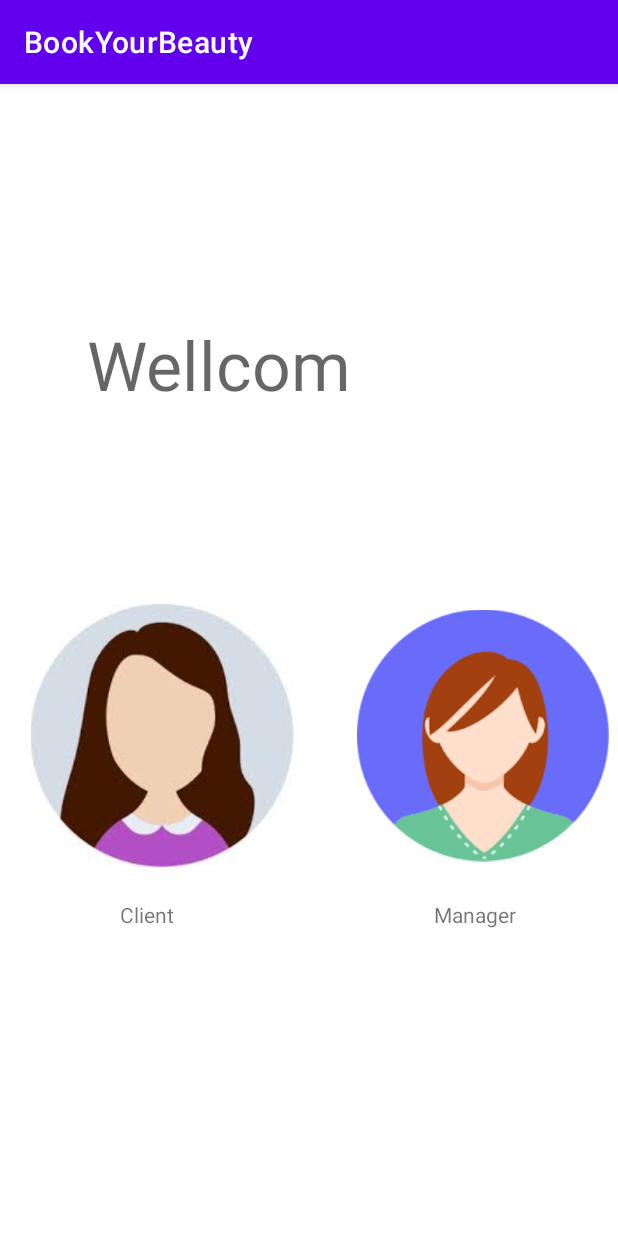
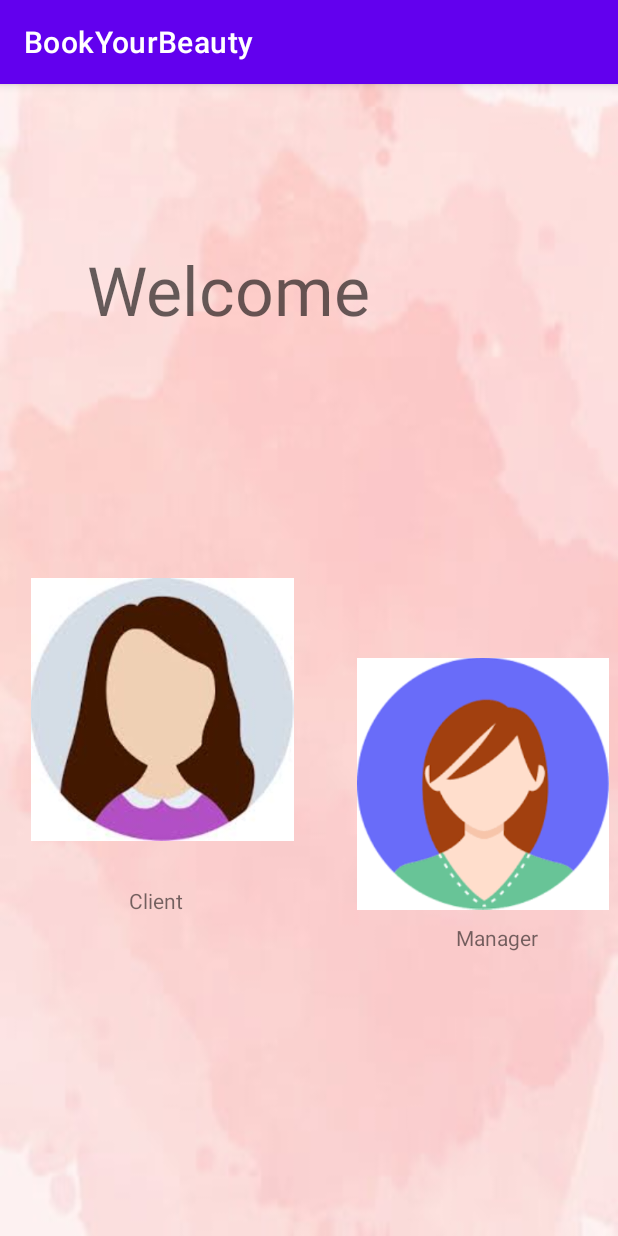
Before and after one commit to RebeccaKakon/BookYourBeautyProject, an Android app: the screen it shows after launch (MainActivity), on a phone screen of 412 x 824 dp. Run offline under Robolectric (Android 15) with nearby library versions, the phone set to English and light mode, and no system bars.

Commit message:
Add background

```diff
--- a/app/src/main/java/com/example/bookyourbeauty/MainActivity.java
+++ b/app/src/main/java/com/example/bookyourbeauty/MainActivity.java
@@ -27,7 +27,7 @@ public class MainActivity extends AppCompatActivity implements View.OnClickListe
     }
 
     private void setImageView() {
-        welcome= (TextView)findViewById(R.id.welcome);
+        welcome= (TextView)findViewById(R.id.Welcome);
         maneger= (ImageView) findViewById(R.id.Manager_imageView);
         client= (ImageView) findViewById(R.id.Client_imageView);
     }
--- a/app/src/main/res/layout/activity_main.xml
+++ b/app/src/main/res/layout/activity_main.xml
@@ -4,10 +4,12 @@
     xmlns:tools="http://schemas.android.com/tools"
     android:layout_width="match_parent"
     android:layout_height="match_parent"
-    tools:context=".MainActivity">
+    tools:context=".MainActivity"
+    android:background="@drawable/back"
+    >
 
     <TextView
-        android:id="@+id/Wellcom"
+        android:id="@+id/Welcome"
         android:layout_width="296dp"
         android:layout_height="72dp"
         android:layout_marginStart="57dp"
@@ -16,7 +18,7 @@
         android:layout_marginEnd="58dp"
         android:layout_marginRight="58dp"
         android:layout_marginBottom="100dp"
-        android:text="Wellcom"
+        android:text="Welcome"
         android:textAppearance="@style/TextAppearance.AppCompat.Display2"
         app:layout_constraintBottom_toTopOf="@+id/Manager_imageView"
         app:layout_constraintEnd_toEndOf="parent"
@@ -36,7 +38,7 @@
         app:layout_constraintBottom_toBottomOf="parent"
         app:layout_constraintEnd_toEndOf="parent"
         app:layout_constraintStart_toEndOf="@+id/Client_imageView"
-        app:layout_constraintTop_toBottomOf="@+id/welcome"
+        app:layout_constraintTop_toBottomOf="@+id/Welcome"
         app:srcCompat="@drawable/manager_image" />
 
     <ImageView
@@ -52,7 +54,7 @@
         app:layout_constraintBottom_toBottomOf="parent"
         app:layout_constraintEnd_toStartOf="@+id/Manager_imageView"
         app:layout_constraintStart_toStartOf="parent"
-        app:layout_constraintTop_toBottomOf="@+id/welcome"
+        app:layout_constraintTop_toBottomOf="@+id/Welcome"
         app:srcCompat="@drawable/client_image" />
 
     <TextView
@@ -75,12 +77,15 @@
         android:id="@+id/Client_textView"
         android:layout_width="wrap_content"
         android:layout_height="wrap_content"
-        android:layout_marginStart="80dp"
-        android:layout_marginLeft="80dp"
+        android:layout_marginStart="100dp"
+        android:layout_marginLeft="100dp"
         android:layout_marginTop="22dp"
+        android:layout_marginEnd="10dp"
+        android:layout_marginRight="10dp"
         android:layout_marginBottom="205dp"
         android:text="Client"
         app:layout_constraintBottom_toBottomOf="parent"
+        app:layout_constraintEnd_toStartOf="@+id/Manager_textView"
         app:layout_constraintStart_toStartOf="parent"
         app:layout_constraintTop_toBottomOf="@+id/Client_imageView" />
 
```
Also changed, not shown: app/src/main/res/drawable/back.jpg (added).
